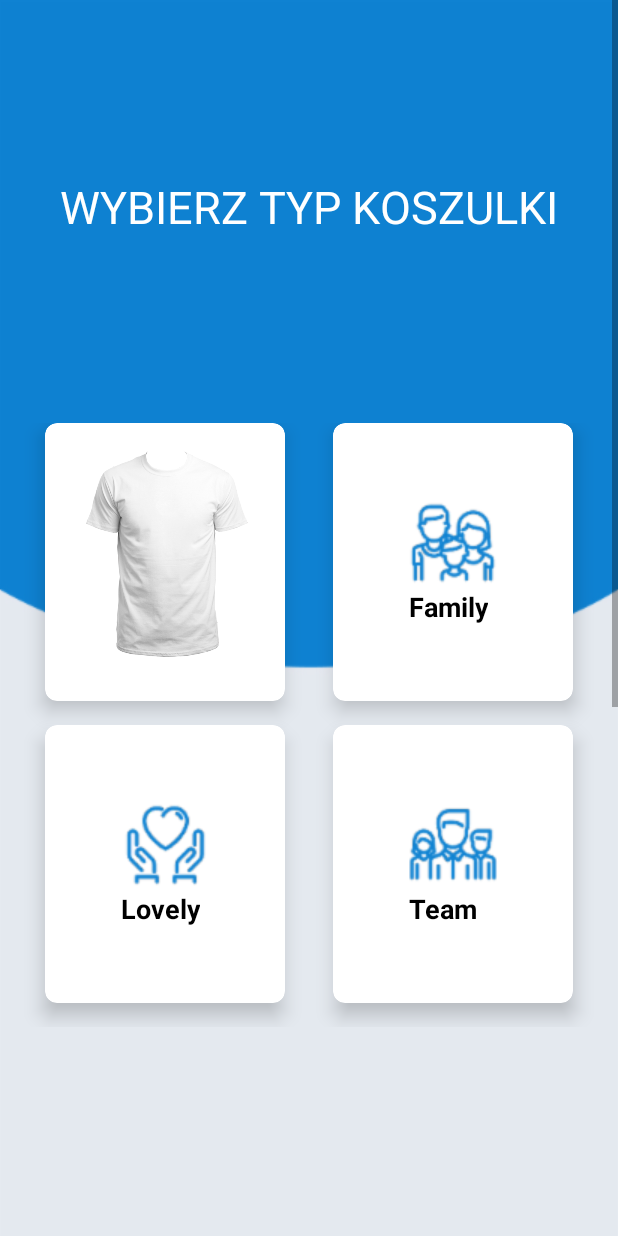
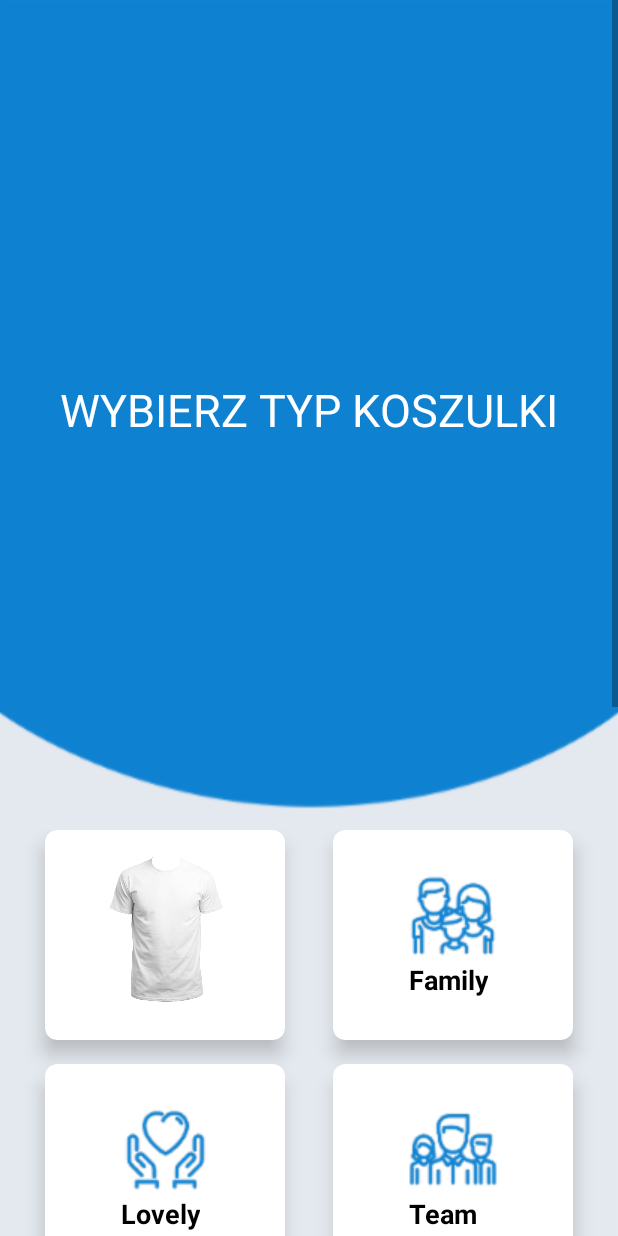
Before and after one commit to wojtaszek171/tShirts, an Android app: the layout activity_tshirt_type_chooser.xml on its own in the app's theme, with its tools: preview values and no code run, on a phone screen of 412 x 824 dp. Run offline under Robolectric (Android 15) with nearby library versions, the phone set to English and light mode, and no system bars; Roboto replaces fonts that are not available here.

```diff
--- a/MyApplication/app/src/main/java/com/example/myapplication/TshirtTypeChooser.java
+++ b/MyApplication/app/src/main/java/com/example/myapplication/TshirtTypeChooserActivity.java
@@ -6,7 +6,7 @@ import android.os.Bundle;
 import android.support.v7.widget.CardView;
 import android.view.View;
 
-public class TshirtTypeChooser extends AppCompatActivity {
+public class TshirtTypeChooserActivity extends AppCompatActivity {
 
     @Override
     protected void onCreate(Bundle savedInstanceState) {
--- a/MyApplication/app/src/main/java/com/example/myapplication/tools/EditingToolsAdapter.java
+++ b/MyApplication/app/src/main/java/com/example/myapplication/tools/EditingToolsAdapter.java
@@ -29,7 +29,6 @@ public class EditingToolsAdapter extends RecyclerView.Adapter<EditingToolsAdapte
         mToolList.add(new ToolModel("Brush", R.drawable.ic_brush, ToolType.BRUSH));
         mToolList.add(new ToolModel("Text", R.drawable.ic_text, ToolType.TEXT));
         mToolList.add(new ToolModel("Eraser", R.drawable.ic_eraser, ToolType.ERASER));
-        mToolList.add(new ToolModel("Filter", R.drawable.ic_photo_filter, ToolType.FILTER));
         mToolList.add(new ToolModel("Emoji", R.drawable.ic_insert_emoticon, ToolType.EMOJI));
         mToolList.add(new ToolModel("Sticker", R.drawable.ic_sticker, ToolType.STICKER));
     }
--- a/MyApplication/app/src/main/res/layout/activity_tshirt_type_chooser.xml
+++ b/MyApplication/app/src/main/res/layout/activity_tshirt_type_chooser.xml
@@ -4,21 +4,21 @@
     xmlns:tools="http://schemas.android.com/tools"
     android:layout_width="match_parent"
     android:layout_height="match_parent"
-    tools:context=".TshirtTypeChooser">
-
+    tools:context=".TshirtTypeChooserActivity">
 
 
     <LinearLayout
+        android:layout_width="match_parent"
+        android:layout_height="match_parent"
+        android:background="@drawable/bg"
         android:orientation="vertical"
-        android:background="@drawable/bg"
-        android:weightSum="10"
-        android:layout_width="match_parent"
-        android:layout_height="match_parent">
+        android:weightSum="10">
 
         <RelativeLayout
             android:layout_width="match_parent"
             android:layout_height="0dp"
-            android:layout_weight="1">
+            android:layout_weight="1"
+            android:background="@drawable/bgheader">
 
             <TextView
                 android:id="@+id/textGrid"
@@ -32,9 +32,9 @@
                 android:layout_marginTop="21dp"
                 android:layout_marginEnd="19dp"
                 android:layout_marginBottom="14dp"
+                android:gravity="center"
                 android:text="WYBIERZ TYP KOSZULKI"
                 android:textAlignment="center"
-                android:gravity="center"
                 android:textColor="@android:color/white"
                 android:textSize="30sp" />
 
@@ -42,15 +42,14 @@
 
         <GridLayout
             android:id="@+id/mainGrid"
-            android:columnCount="2"
-            android:rowCount="2"
-            android:alignmentMode="alignMargins"
-            android:columnOrderPreserved="false"
-            android:layout_weight="3"
             android:layout_width="match_parent"
             android:layout_height="0dp"
+            android:layout_weight="3"
+            android:alignmentMode="alignMargins"
+            android:columnCount="2"
+            android:columnOrderPreserved="false"
             android:padding="14dp"
-            >
+            android:rowCount="2">
 
             <!-- Row 1 -->
 
@@ -89,36 +88,35 @@
             <android.support.v7.widget.CardView
                 android:layout_width="0dp"
                 android:layout_height="0dp"
+                android:layout_rowWeight="1"
                 android:layout_columnWeight="1"
-                android:layout_rowWeight="1"
-                android:layout_marginBottom="16dp"
                 android:layout_marginLeft="16dp"
                 android:layout_marginRight="16dp"
-                app:cardElevation="8dp"
+                android:layout_marginBottom="16dp"
                 app:cardCornerRadius="8dp"
-                >
+                app:cardElevation="8dp">
 
                 <LinearLayout
+                    android:layout_width="wrap_content"
+                    android:layout_height="wrap_content"
                     android:layout_gravity="center_horizontal|center_vertical"
                     android:layout_margin="16dp"
-                    android:orientation="vertical"
-                    android:layout_width="wrap_content"
-                    android:layout_height="wrap_content">
+                    android:orientation="vertical">
 
                     <ImageView
-                        android:src="@drawable/family_time"
+                        android:layout_width="wrap_content"
+                        android:layout_height="wrap_content"
                         android:layout_gravity="center_horizontal"
-                        android:layout_width="wrap_content"
-                        android:layout_height="wrap_content" />
+                        android:src="@drawable/family_time" />
 
                     <TextView
+                        android:layout_width="wrap_content"
+                        android:layout_height="wrap_content"
                         android:text="Family"
                         android:textAlignment="center"
                         android:textColor="@android:color/black"
                         android:textSize="18sp"
-                        android:textStyle="bold"
-                        android:layout_width="wrap_content"
-                        android:layout_height="wrap_content" />
+                        android:textStyle="bold" />
 
                 </LinearLayout>
 
@@ -131,36 +129,35 @@
             <android.support.v7.widget.CardView
                 android:layout_width="0dp"
                 android:layout_height="0dp"
+                android:layout_rowWeight="1"
                 android:layout_columnWeight="1"
-                android:layout_rowWeight="1"
-                android:layout_marginBottom="16dp"
                 android:layout_marginLeft="16dp"
                 android:layout_marginRight="16dp"
-                app:cardElevation="8dp"
+                android:layout_marginBottom="16dp"
                 app:cardCornerRadius="8dp"
-                >
+                app:cardElevation="8dp">
 
                 <LinearLayout
+                    android:layout_width="wrap_content"
+                    android:layout_height="wrap_content"
                     android:layout_gravity="center_horizontal|center_vertical"
                     android:layout_margin="16dp"
-                    android:orientation="vertical"
-                    android:layout_width="wrap_content"
-                    android:layout_height="wrap_content">
+                    android:orientation="vertical">
 
                     <ImageView
-                        android:src="@drawable/lovely_time"
+                        android:layout_width="wrap_content"
+                        android:layout_height="wrap_content"
                         android:layout_gravity="center_horizontal"
-                        android:layout_width="wrap_content"
-                        android:layout_height="wrap_content" />
+                        android:src="@drawable/lovely_time" />
 
                     <TextView
+                        android:layout_width="wrap_content"
+                        android:layout_height="wrap_content"
                         android:text="Lovely"
                         android:textAlignment="center"
                         android:textColor="@android:color/black"
                         android:textSize="18sp"
-                        android:textStyle="bold"
-                        android:layout_width="wrap_content"
-                        android:layout_height="wrap_content" />
+                        android:textStyle="bold" />
 
                 </LinearLayout>
 
@@ -170,36 +167,35 @@
             <android.support.v7.widget.CardView
                 android:layout_width="0dp"
                 android:layout_height="0dp"
+                android:layout_rowWeight="1"
                 android:layout_columnWeight="1"
-                android:layout_rowWeight="1"
-                android:layout_marginBottom="16dp"
                 android:layout_marginLeft="16dp"
                 android:layout_marginRight="16dp"
-                app:cardElevation="8dp"
+                android:layout_marginBottom="16dp"
                 app:cardCornerRadius="8dp"
-                >
+                app:cardElevation="8dp">
 
                 <LinearLayout
+                    android:layout_width="wrap_content"
+                    android:layout_height="wrap_content"
                     android:layout_gravity="center_horizontal|center_vertical"
                     android:layout_margin="16dp"
-                    android:orientation="vertical"
-                    android:layout_width="wrap_content"
-                    android:layout_height="wrap_content">
+                    android:orientation="vertical">
 
                     <ImageView
-                        android:src="@drawable/team_time"
+                        android:layout_width="wrap_content"
+                        android:layout_height="wrap_content"
                         android:layout_gravity="center_horizontal"
-                        android:layout_width="wrap_content"
-                        android:layout_height="wrap_content" />
+                        android:src="@drawable/team_time" />
 
                     <TextView
+                        android:layout_width="wrap_content"
+                        android:layout_height="wrap_content"
                         android:text="Team"
                         android:textAlignment="center"
                         android:textColor="@android:color/black"
                         android:textSize="18sp"
-                        android:textStyle="bold"
-                        android:layout_width="wrap_content"
-                        android:layout_height="wrap_content" />
+                        android:textStyle="bold" />
 
                 </LinearLayout>
 
```
Also changed, not shown: MyApplication/app/src/main/AndroidManifest.xml (+10 -3 lines), MyApplication/app/src/main/java/com/example/myapplication/EditImageActivity.java (+76 -73 lines), MyApplication/app/src/main/java/com/example/myapplication/MainActivity.java (+18 -2 lines), MyApplication/app/src/main/java/com/example/myapplication/filters/FilterListener.java (deleted, +0 -7 lines), MyApplication/app/src/main/java/com/example/myapplication/filters/FilterViewAdapter.java (deleted, +0 -116 lines), MyApplication/app/src/main/res/layout/activity_edit_image.xml (+9 -12 lines), MyApplication/app/src/main/res/layout/activity_main.xml (+108 -4 lines), MyApplication/app/src/main/res/drawable/bg.png, MyApplication/app/src/main/res/drawable/bgheader.png (added), MyApplication/app/src/main/res/drawable/got.jpg (deleted), MyApplication/app/src/main/res/drawable/got_s.jpg (deleted).
